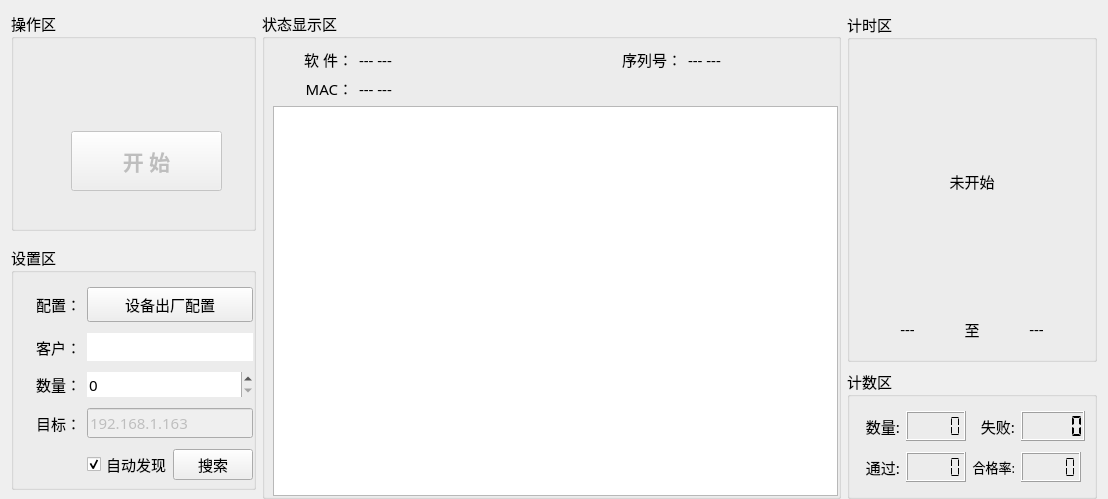
Qt form pro_qc/home/home_workwid.ui (ChinaClever/MPro-Tools) before a commit.
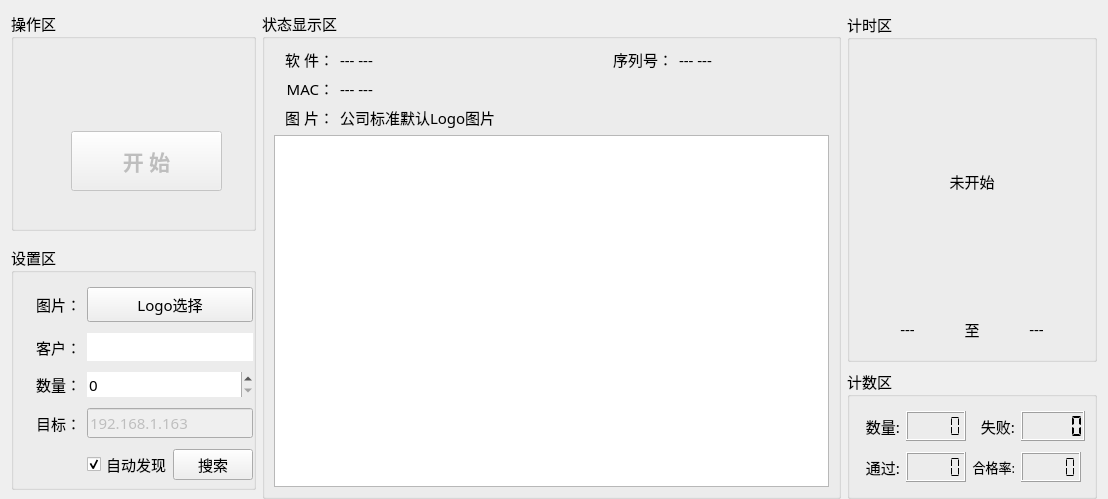
The same form after that commit.

Commit message: 增加logo检测功能

What changed in the file:
```diff
--- a/pro_qc/home/home_workwid.ui
+++ b/pro_qc/home/home_workwid.ui
@@ -125,20 +125,11 @@
       <string>状态显示区</string>
      </property>
      <layout class="QGridLayout" name="gridLayout_5">
-      <property name="leftMargin">
-       <number>8</number>
-      </property>
-      <property name="rightMargin">
-       <number>0</number>
-      </property>
-      <property name="bottomMargin">
-       <number>0</number>
-      </property>
       <item row="0" column="0">
        <widget class="QLabel" name="label_14">
         <property name="maximumSize">
          <size>
-          <width>80</width>
+          <width>60</width>
           <height>16777215</height>
          </size>
         </property>
@@ -215,7 +206,30 @@
         </property>
        </widget>
       </item>
-      <item row="2" column="0" colspan="4">
+      <item row="2" column="0">
+       <widget class="QLabel" name="label_17">
+        <property name="maximumSize">
+         <size>
+          <width>80</width>
+          <height>16777215</height>
+         </size>
+        </property>
+        <property name="text">
+         <string>图 片：</string>
+        </property>
+        <property name="alignment">
+         <set>Qt::AlignRight|Qt::AlignTrailing|Qt::AlignVCenter</set>
+        </property>
+       </widget>
+      </item>
+      <item row="2" column="1" colspan="3">
+       <widget class="QLabel" name="logoLab">
+        <property name="text">
+         <string>公司标准默认Logo图片</string>
+        </property>
+       </widget>
+      </item>
+      <item row="3" column="0" colspan="4">
        <widget class="QTextEdit" name="textEdit">
         <property name="enabled">
          <bool>true</bool>
@@ -497,7 +511,7 @@
          </size>
         </property>
         <property name="text">
-         <string>配置：</string>
+         <string>图片：</string>
         </property>
         <property name="alignment">
          <set>Qt::AlignRight|Qt::AlignTrailing|Qt::AlignVCenter</set>
@@ -513,7 +527,7 @@
          </size>
         </property>
         <property name="text">
-         <string>设备出厂配置</string>
+         <string>Logo选择</string>
         </property>
        </widget>
       </item>
```
Left out of the diff: 2 changed lines with no effect on the pictures. The commit also changes 14 other files.
